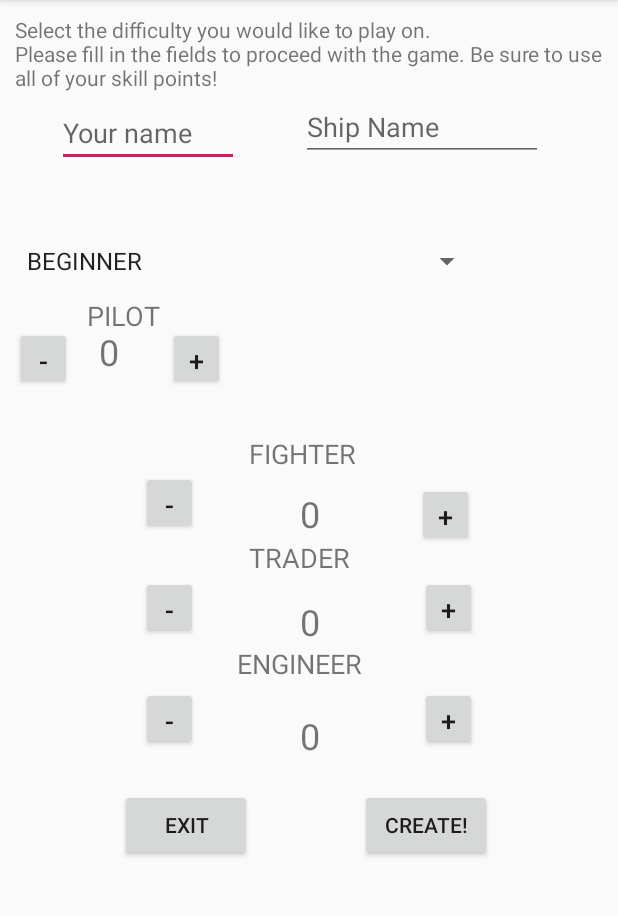
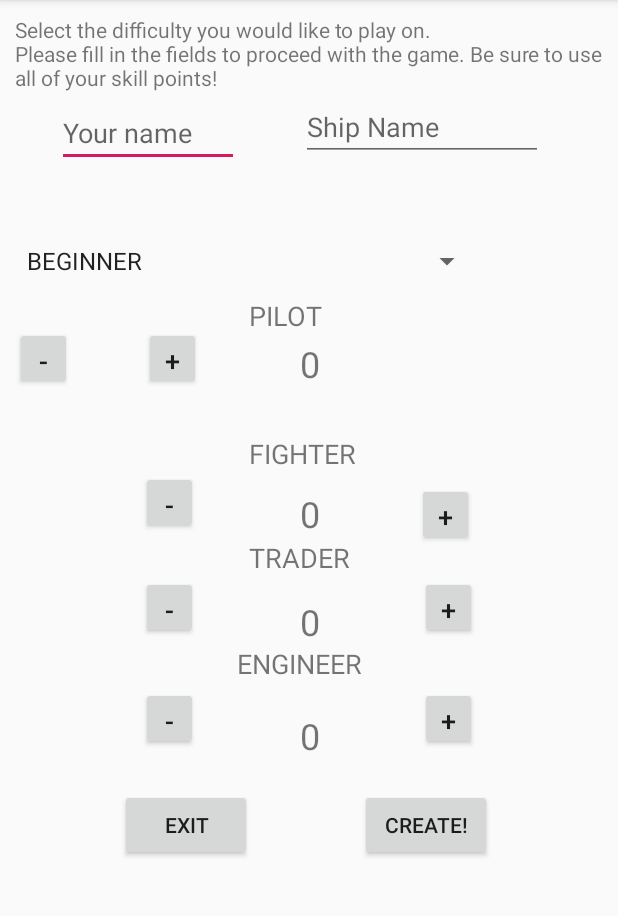
Before and after one commit to hannahli23/SpaceTraders, an Android app: the screen it shows after launch (MainActivity), on a phone screen of 412 x 824 dp, the part 84-1000 px from its top. Run offline under Robolectric (Android 15) with nearby library versions, the phone set to English and light mode, and no system bars.

```diff
--- a/SpaceTraders/app/src/main/res/layout/activity_main.xml
+++ b/SpaceTraders/app/src/main/res/layout/activity_main.xml
@@ -83,8 +83,8 @@
         android:id="@+id/pilot"
         android:layout_width="wrap_content"
         android:layout_height="29dp"
-        android:layout_marginStart="48dp"
-        android:layout_marginLeft="48dp"
+        android:layout_marginStart="156dp"
+        android:layout_marginLeft="156dp"
         android:layout_marginTop="188dp"
         android:text="PILOT"
         android:textSize="18sp"
@@ -142,8 +142,8 @@
         android:id="@+id/add_pilot"
         android:layout_width="38dp"
         android:layout_height="42dp"
-        android:layout_marginEnd="252dp"
-        android:layout_marginRight="252dp"
+        android:layout_marginEnd="268dp"
+        android:layout_marginRight="268dp"
         android:onClick="onAddPressed"
         android:text="+"
         android:textSize="18sp"
@@ -231,11 +231,11 @@
 
     <TextView
         android:id="@+id/pilot_points"
-        android:layout_width="39dp"
-        android:layout_height="0dp"
-        android:layout_marginStart="56dp"
-        android:layout_marginLeft="56dp"
-        android:layout_marginTop="208dp"
+        android:layout_width="29dp"
+        android:layout_height="28dp"
+        android:layout_marginStart="190dp"
+        android:layout_marginLeft="190dp"
+        android:layout_marginTop="216dp"
         android:text="0"
         android:textSize="24sp"
         app:layout_constraintStart_toStartOf="parent"
```
Also changed, not shown: 1 other file.
